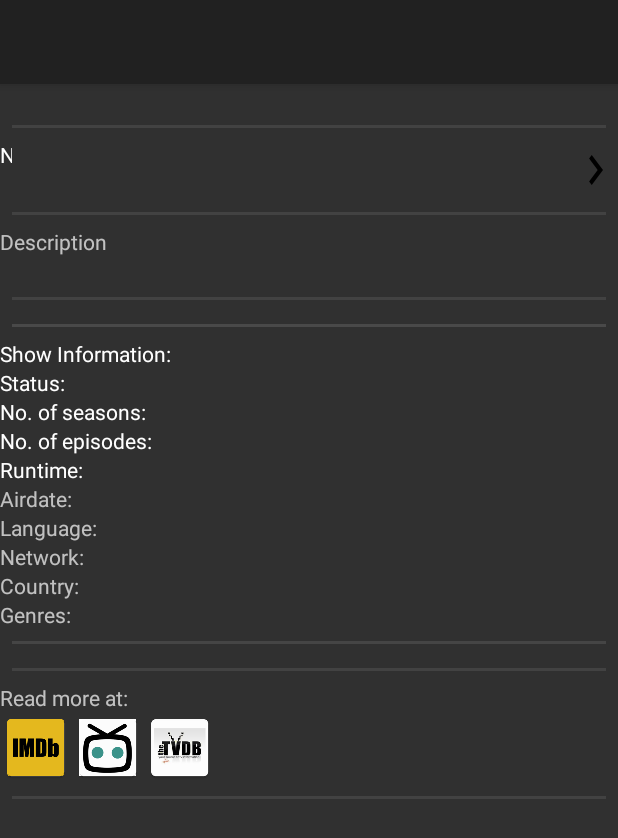
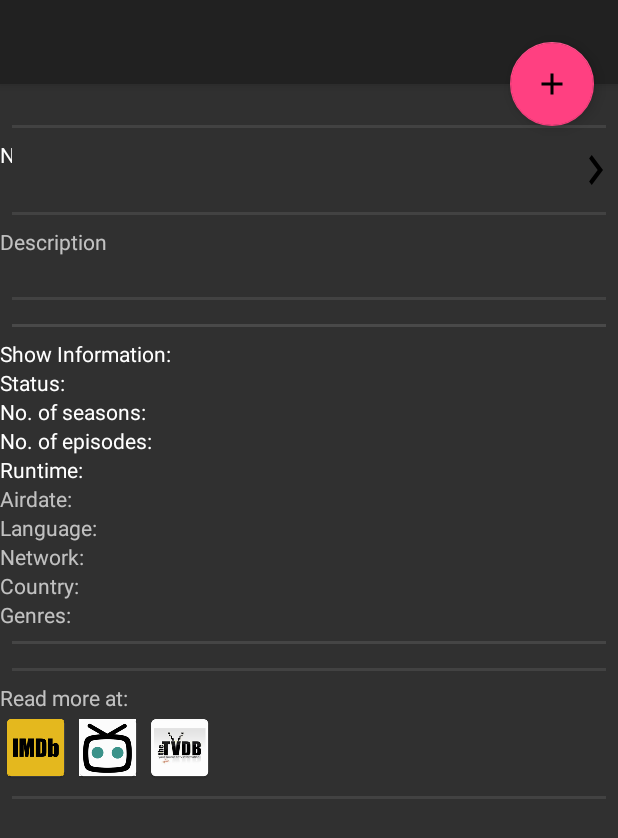
Before and after one commit to mnm135/ShowsManager, an Android app: the SearchResultMoreDetails screen opened directly, with no data from a screen before it, on a phone screen of 412 x 824 dp. Shown: the top 838 px of the screen. Run offline under Robolectric (Android 15) with nearby library versions, the phone set to English and light mode, and no system bars; our stand-ins replace ButterKnife, Picasso; pictures from the network do not load.

Commit message:
updating searchresultdetais

```diff
--- /dev/null
+++ b/app/src/main/res/drawable/ic_add_black_24dp.xml
@@ -0,0 +1,9 @@
+<vector xmlns:android="http://schemas.android.com/apk/res/android"
+        android:width="24dp"
+        android:height="24dp"
+        android:viewportWidth="24.0"
+        android:viewportHeight="24.0">
+    <path
+        android:fillColor="#FF000000"
+        android:pathData="M19,13h-6v6h-2v-6H5v-2h6V5h2v6h6v2z"/>
+</vector>
--- a/app/src/main/res/layout/fragment_search_result_more_details.xml
+++ b/app/src/main/res/layout/fragment_search_result_more_details.xml
@@ -32,11 +32,13 @@
                 app:elevation="0dp"
                 app:layout_collapseMode="parallax" />
 
+
             <android.support.v7.widget.Toolbar
                 android:id="@+id/toolbar"
                 android:layout_width="match_parent"
                 android:layout_height="?attr/actionBarSize"
                 android:background="@color/colorPrimary"
+
                 app:layout_collapseMode="parallax"
                 app:layout_scrollFlags="scroll|enterAlways"
                 app:popupTheme="@style/ThemeOverlay.AppCompat"
@@ -92,6 +94,7 @@
                 android:layout_width="match_parent"
                 android:layout_height="wrap_content"
                 android:orientation="horizontal"
+                android:id="@+id/next_episode"
                 >
 
                 <LinearLayout
@@ -437,4 +440,13 @@
 
         </LinearLayout>
     </android.support.v4.widget.NestedScrollView>
+    <android.support.design.widget.FloatingActionButton
+        android:layout_height="wrap_content"
+        android:id="@+id/fab_subscribe"
+        android:layout_width="wrap_content"
+        app:layout_anchor="@id/toolbar"
+        app:layout_anchorGravity="bottom|right|end"
+        android:src="@drawable/ic_add_black_24dp"
+        android:layout_margin="@dimen/fab_margin"
+        android:clickable="true"/>
 </android.support.design.widget.CoordinatorLayout>
```
Also changed, not shown: app/build.gradle (+10 -10 lines), app/src/main/java/com/example/emil/showsmanager/Fragments/NextEpisodeDetailsFragment.java (added, +105 -0 lines), app/src/main/java/com/example/emil/showsmanager/Fragments/SearchResultMoreDetails.java (+39 -72 lines), app/src/main/java/com/example/emil/showsmanager/models/CastAndNextEpisode/NextEpisodeResponse.java (added, +35 -0 lines), app/src/main/java/com/example/emil/showsmanager/rest/NextEpisodeEndPoints.java (added, +22 -0 lines), app/src/main/res/layout/fragment_next_episode_details.xml (added, +13 -0 lines).
